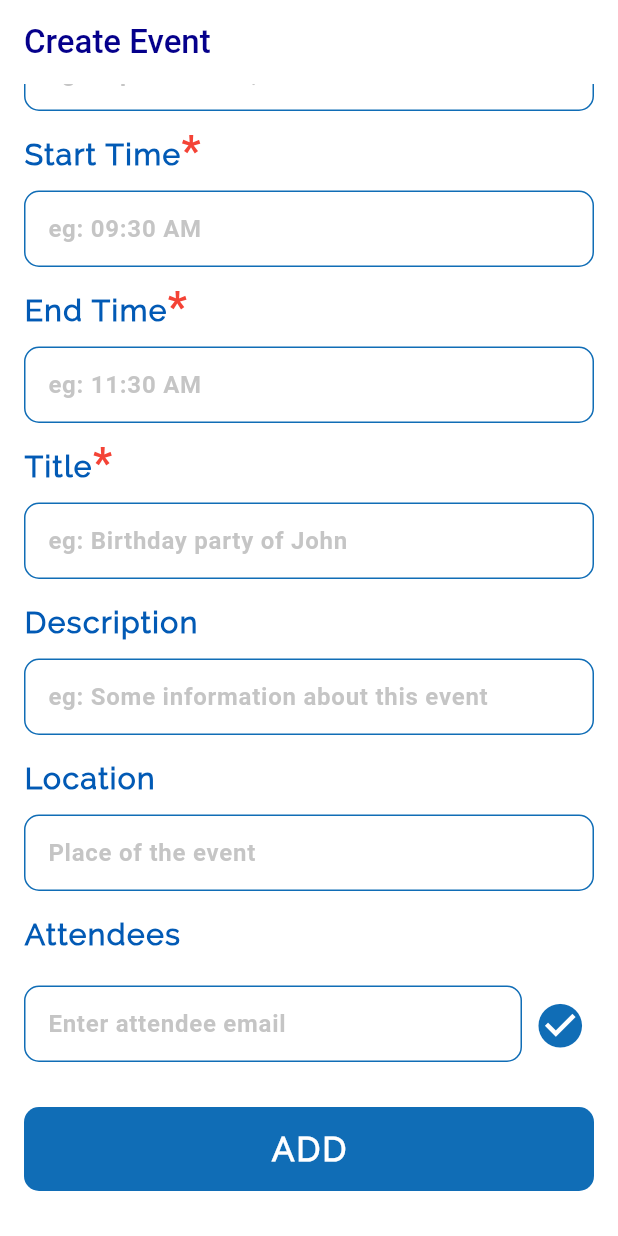
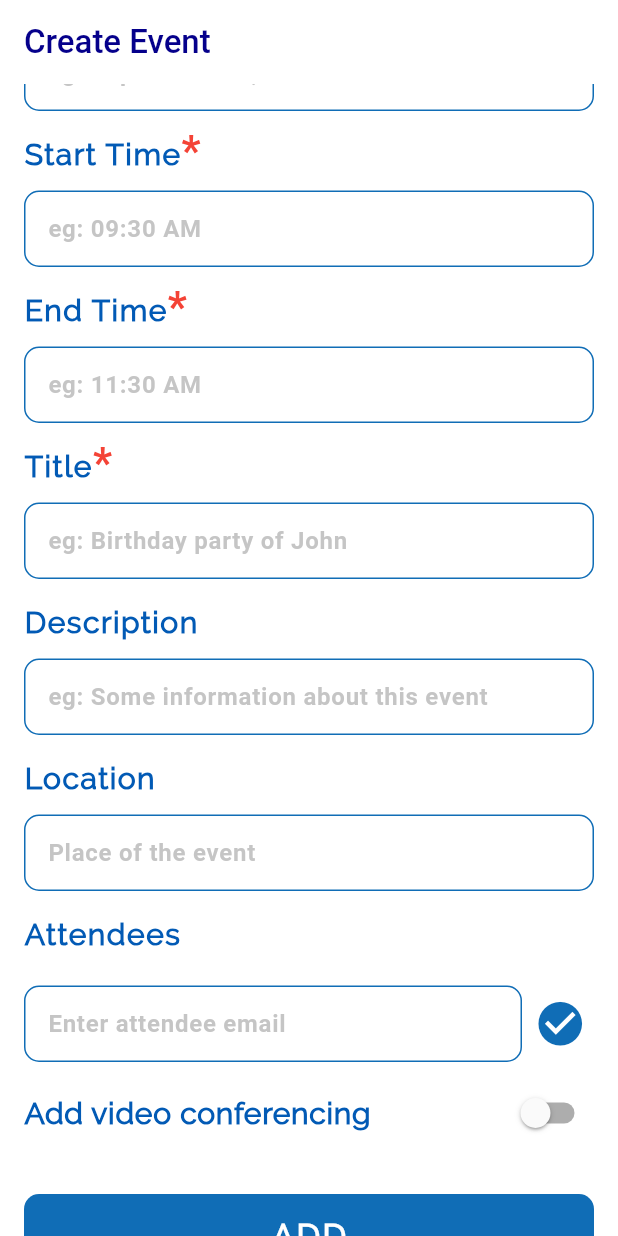
Before and after one commit to sbis04/events_demo, a Flutter app: the screen it shows after launch, scrolled down 197 dp, on a phone screen of 412 x 824 dp. Run offline on Flutter 3.47's test engine with Material 2 defaults, Android fonts, the light colour scheme and no system bars; our stand-ins replace cloud_firestore, firebase_core, googleapis_auth; missing offline and left inert: googleapis; accounts and stored records are empty.

Commit message:
Notify & conferencing switcher

```diff
--- a/lib/screens/create_screen.dart
+++ b/lib/screens/create_screen.dart
@@ -46,6 +46,8 @@ class _CreateScreenState extends State<CreateScreen> {
   bool isEditingLink = false;
   bool isErrorTime = false;
   bool isOffline = false;
+  bool shouldNofityAttendees = false;
+  bool hasConferenceSupport = false;
 
   bool isDataStorageInProgress = false;
 
@@ -734,8 +736,7 @@ class _CreateScreenState extends State<CreateScreen> {
                             attendeeEmails[index],
                             style: TextStyle(
                               color: CustomColor.neon_green,
-                              fontFamily: 'Raleway',
-                              fontWeight: FontWeight.bold,
+                              fontWeight: FontWeight.w600,
                               fontSize: 16,
                             ),
                           ),
@@ -744,6 +745,7 @@ class _CreateScreenState extends State<CreateScreen> {
                     ),
                     SizedBox(height: 10),
                     Row(
+                      crossAxisAlignment: CrossAxisAlignment.start,
                       children: [
                         Expanded(
                           child: TextField(
@@ -751,7 +753,7 @@ class _CreateScreenState extends State<CreateScreen> {
                             cursorColor: CustomColor.sea_blue,
                             focusNode: textFocusNodeAttendee,
                             controller: textControllerAttendee,
-                            textCapitalization: TextCapitalization.words,
+                            textCapitalization: TextCapitalization.none,
                             textInputAction: TextInputAction.done,
                             onChanged: (value) {
                               setState(() {
@@ -835,7 +837,64 @@ class _CreateScreenState extends State<CreateScreen> {
                               });
                             }
                           },
-                        )
+                        ),
+                      ],
+                    ),
+                    Visibility(
+                      visible: attendeeEmails.isNotEmpty,
+                      child: Column(
+                        children: [
+                          SizedBox(height: 10),
+                          Row(
+                            mainAxisAlignment: MainAxisAlignment.spaceBetween,
+                            children: [
+                              Text(
+                                'Notify attendees',
+                                style: TextStyle(
+                                  color: CustomColor.dark_cyan,
+                                  fontFamily: 'Raleway',
+                                  fontSize: 20,
+                                  fontWeight: FontWeight.bold,
+                                  letterSpacing: 0.5,
+                                ),
+                              ),
+                              Switch(
+                                value: shouldNofityAttendees,
+                                onChanged: (value) {
+                                  setState(() {
+                                    shouldNofityAttendees = value;
+                                  });
+                                },
+                                activeColor: CustomColor.sea_blue,
+                              ),
+                            ],
+                          ),
+                        ],
+                      ),
+                    ),
+                    SizedBox(height: 10),
+                    Row(
+                      mainAxisAlignment: MainAxisAlignment.spaceBetween,
+                      children: [
+                        Text(
+                          'Add video conferencing',
+                          style: TextStyle(
+                            color: CustomColor.dark_cyan,
+                            fontFamily: 'Raleway',
+                            fontSize: 20,
+                            fontWeight: FontWeight.bold,
+                            letterSpacing: 0.5,
+                          ),
+                        ),
+                        Switch(
+                          value: hasConferenceSupport,
+                          onChanged: (value) {
+                            setState(() {
+                              hasConferenceSupport = value;
+                            });
+                          },
+                          activeColor: CustomColor.sea_blue,
+                        ),
                       ],
                     ),
                     SizedBox(height: 30),
```
